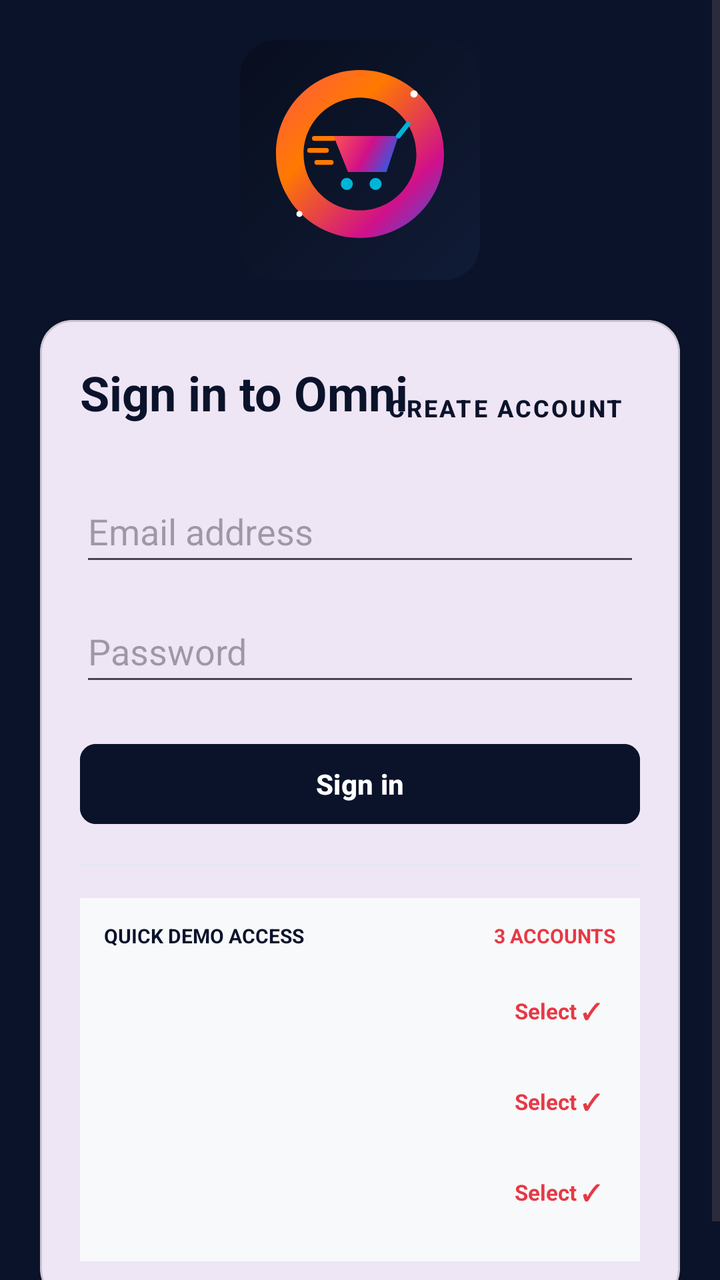
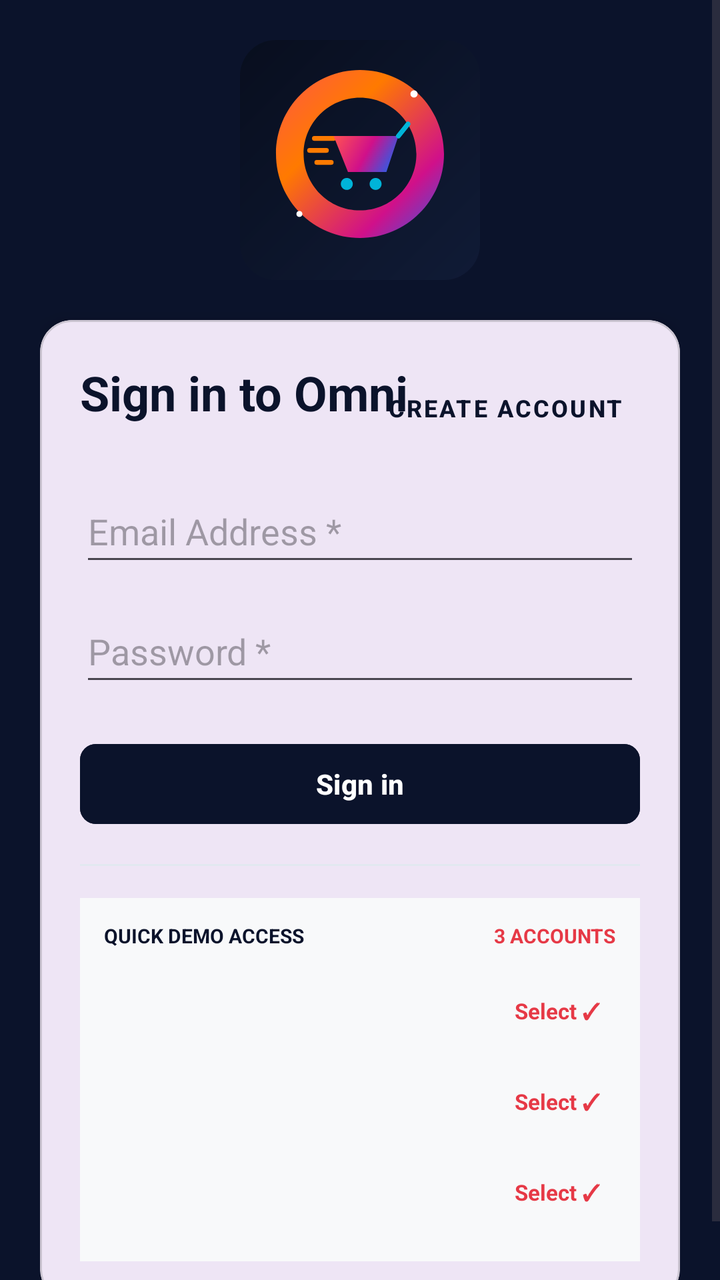

Screens rendered from an Android XML layout before and after an edit, with the pre-edit source and the edit as a unified diff.
<!-- AndroidManifest.xml: application theme Theme.OmniEcommercePlatform -->
<!-- res/layout/fragment_sign_in.xml -->
<?xml version="1.0" encoding="utf-8"?>
<ScrollView xmlns:android="http://schemas.android.com/apk/res/android"
    xmlns:app="http://schemas.android.com/apk/res-auto"
    android:layout_width="match_parent"
    android:layout_height="match_parent"
    android:background="#0B132B"
    android:fillViewport="true">

    <LinearLayout
        android:layout_width="match_parent"
        android:layout_height="wrap_content"
        android:gravity="center"
        android:orientation="vertical"
        android:padding="20dp">

        <ImageView
            android:id="@+id/imgAuthLogo"
            android:layout_width="120dp"
            android:layout_height="120dp"
            android:contentDescription="Omni Logo"
            android:src="@drawable/ic_omni_logo" />

        <com.google.android.material.card.MaterialCardView
            android:layout_width="match_parent"
            android:layout_height="wrap_content"
            android:layout_marginTop="20dp"
            app:cardCornerRadius="16dp"
            app:cardElevation="6dp">

            <LinearLayout
                android:layout_width="match_parent"
                android:layout_height="wrap_content"
                android:orientation="vertical"
                android:padding="20dp">

                <RelativeLayout
                    android:layout_width="match_parent"
                    android:layout_height="wrap_content">

                    <TextView
                        android:id="@+id/tvAuthTitle"
                        android:layout_width="wrap_content"
                        android:layout_height="wrap_content"
                        android:text="Sign in to Omni"
                        android:textColor="#0B132B"
                        android:textSize="24sp"
                        android:textStyle="bold" />

                    <Button
                        android:id="@+id/btnToggleAuth"
                        style="@style/Widget.MaterialComponents.Button.TextButton"
                        android:layout_width="wrap_content"
                        android:layout_height="wrap_content"
                        android:layout_alignParentEnd="true"
                        android:text="Create Account"
                        android:textColor="#0B132B"
                        android:textSize="12sp"
                        android:textStyle="bold" />
                </RelativeLayout>

                <EditText
                    android:id="@+id/etFullName"
                    android:layout_width="match_parent"
                    android:layout_height="48dp"
                    android:layout_marginTop="12dp"
                    android:hint="Full Name"
                    android:inputType="textPersonName"
                    android:visibility="gone" />

                <EditText
                    android:id="@+id/etEmail"
                    android:layout_width="match_parent"
                    android:layout_height="48dp"
                    android:layout_marginTop="12dp"
                    android:hint="Email address"
                    android:inputType="textEmailAddress" />

                <EditText
                    android:id="@+id/etPassword"
                    android:layout_width="match_parent"
                    android:layout_height="48dp"
                    android:layout_marginTop="12dp"
                    android:hint="Password"
                    android:inputType="textPassword" />

                <EditText
                    android:id="@+id/etPhone"
                    android:layout_width="match_parent"
                    android:layout_height="48dp"
                    android:layout_marginTop="12dp"
                    android:hint="Phone Number (+91)"
                    android:inputType="phone"
                    android:visibility="gone" />

                <EditText
                    android:id="@+id/etStreet"
                    android:layout_width="match_parent"
                    android:layout_height="48dp"
                    android:layout_marginTop="12dp"
                    android:hint="Delivery Street Address"
                    android:inputType="textPostalAddress"
                    android:visibility="gone" />

                <EditText
                    android:id="@+id/etPincode"
                    android:layout_width="match_parent"
                    android:layout_height="48dp"
                    android:layout_marginTop="12dp"
                    android:hint="PIN Code"
                    android:inputType="number"
                    android:maxLength="6"
                    android:visibility="gone" />

                <LinearLayout
                    android:id="@+id/layoutCityState"
                    android:layout_width="match_parent"
                    android:layout_height="wrap_content"
                    android:layout_marginTop="12dp"
                    android:orientation="horizontal"
                    android:visibility="gone">

                    <EditText
                        android:id="@+id/etCity"
                        android:layout_width="0dp"
                        android:layout_height="48dp"
                        android:layout_weight="1"
                        android:hint="City" />

                    <EditText
                        android:id="@+id/etState"
                        android:layout_width="0dp"
                        android:layout_height="48dp"
                        android:layout_weight="1"
                        android:hint="State" />
                </LinearLayout>

                <Button
                    android:id="@+id/btnSubmitAuth"
                    android:layout_width="match_parent"
                    android:layout_height="48dp"
                    android:layout_marginTop="20dp"
                    android:backgroundTint="#0B132B"
                    android:text="Sign in"
                    android:textColor="#FFFFFF"
                    android:textStyle="bold"
                    app:cornerRadius="8dp" />

                <View
                    android:layout_width="match_parent"
                    android:layout_height="1dp"
                    android:layout_marginVertical="16dp"
                    android:background="#E2E8F0" />

                
                <LinearLayout
                    android:id="@+id/layoutDemoAccounts"
                    android:layout_width="match_parent"
                    android:layout_height="wrap_content"
                    android:background="#F8F9FA"
                    android:orientation="vertical"
                    android:padding="12dp">

                    <RelativeLayout
                        android:layout_width="match_parent"
                        android:layout_height="wrap_content"
                        android:layout_marginBottom="8dp">

                        <TextView
                            android:layout_width="wrap_content"
                            android:layout_height="wrap_content"
                            android:text="QUICK DEMO ACCESS"
                            android:textColor="#0B132B"
                            android:textSize="10sp"
                            android:textStyle="bold" />

                        <TextView
                            android:layout_width="wrap_content"
                            android:layout_height="wrap_content"
                            android:layout_alignParentEnd="true"
                            android:text="3 ACCOUNTS"
                            android:textColor="#E63946"
                            android:textSize="10sp"
                            android:textStyle="bold" />
                    </RelativeLayout>

                    
                    <include
                        android:id="@+id/demoAccount1"
                        layout="@layout/item_demo_account" />

                    
                    <include
                        android:id="@+id/demoAccount2"
                        layout="@layout/item_demo_account" />

                    
                    <include
                        android:id="@+id/demoAccount3"
                        layout="@layout/item_demo_account" />
                </LinearLayout>
            </LinearLayout>
        </com.google.android.material.card.MaterialCardView>
    </LinearLayout>
</ScrollView>
<!-- res/layout/item_demo_account.xml (included above) -->
<?xml version="1.0" encoding="utf-8"?>
<RelativeLayout xmlns:android="http://schemas.android.com/apk/res/android"
    android:id="@+id/layoutDemoItem"
    android:layout_width="match_parent"
    android:layout_height="wrap_content"
    android:background="?attr/selectableItemBackground"
    android:clickable="true"
    android:focusable="true"
    android:padding="8dp">

    <LinearLayout
        android:layout_width="wrap_content"
        android:layout_height="wrap_content"
        android:orientation="vertical">

        <TextView
            android:id="@+id/tvDemoLabel"
            android:layout_width="wrap_content"
            android:layout_height="wrap_content"
            android:textColor="#0B132B"
            android:textSize="11sp"
            android:textStyle="bold" />

        <TextView
            android:id="@+id/tvDemoEmail"
            android:layout_width="wrap_content"
            android:layout_height="wrap_content"
            android:textColor="#6C757D"
            android:textSize="11sp" />
    </LinearLayout>

    <TextView
        android:id="@+id/tvDemoAction"
        android:layout_width="wrap_content"
        android:layout_height="wrap_content"
        android:layout_alignParentEnd="true"
        android:layout_centerVertical="true"
        android:text="Select ✓"
        android:textColor="#E63946"
        android:textSize="11sp"
        android:textStyle="bold" />
</RelativeLayout>
<!-- resources referenced by this layout -->
<resources>
  <!-- drawable ic_omni_logo: vector/xml drawable (drawable, 3261 chars, omitted) -->
  <style name="Theme.OmniEcommercePlatform" parent="Base.Theme.OmniEcommercePlatform" />
  <style name="Base.Theme.OmniEcommercePlatform" parent="Theme.Material3.DayNight.NoActionBar">
          
          
      </style>
</resources>

<!-- the commit's change to res/layout/fragment_sign_in.xml (unified diff, before → after) -->
@@ -63,7 +63,7 @@
                     android:layout_width="match_parent"
                     android:layout_height="48dp"
                     android:layout_marginTop="12dp"
-                    android:hint="Full Name"
+                    android:hint="Full Name *"
                     android:inputType="textPersonName"
                     android:visibility="gone" />
 
@@ -72,7 +72,7 @@
                     android:layout_width="match_parent"
                     android:layout_height="48dp"
                     android:layout_marginTop="12dp"
-                    android:hint="Email address"
+                    android:hint="Email Address *"
                     android:inputType="textEmailAddress" />
 
                 <EditText
@@ -80,7 +80,7 @@
                     android:layout_width="match_parent"
                     android:layout_height="48dp"
                     android:layout_marginTop="12dp"
-                    android:hint="Password"
+                    android:hint="Password *"
                     android:inputType="textPassword" />
 
                 <EditText
@@ -88,8 +88,9 @@
                     android:layout_width="match_parent"
                     android:layout_height="48dp"
                     android:layout_marginTop="12dp"
-                    android:hint="Phone Number (+91)"
+                    android:hint="Phone Number (10 digits) *"
                     android:inputType="phone"
+                    android:maxLength="10"
                     android:visibility="gone" />
 
                 <EditText
@@ -97,7 +98,7 @@
                     android:layout_width="match_parent"
                     android:layout_height="48dp"
                     android:layout_marginTop="12dp"
-                    android:hint="Delivery Street Address"
+                    android:hint="Delivery Street Address *"
                     android:inputType="textPostalAddress"
                     android:visibility="gone" />
 
@@ -106,7 +107,7 @@
                     android:layout_width="match_parent"
                     android:layout_height="48dp"
                     android:layout_marginTop="12dp"
-                    android:hint="PIN Code"
+                    android:hint="PIN Code (6 digits) *"
                     android:inputType="number"
                     android:maxLength="6"
                     android:visibility="gone" />
@@ -124,14 +125,14 @@
                         android:layout_width="0dp"
                         android:layout_height="48dp"
                         android:layout_weight="1"
-                        android:hint="City" />
+                        android:hint="City *" />
 
                     <EditText
                         android:id="@+id/etState"
                         android:layout_width="0dp"
                         android:layout_height="48dp"
                         android:layout_weight="1"
-                        android:hint="State" />
+                        android:hint="State *" />
                 </LinearLayout>
 
                 <Button
